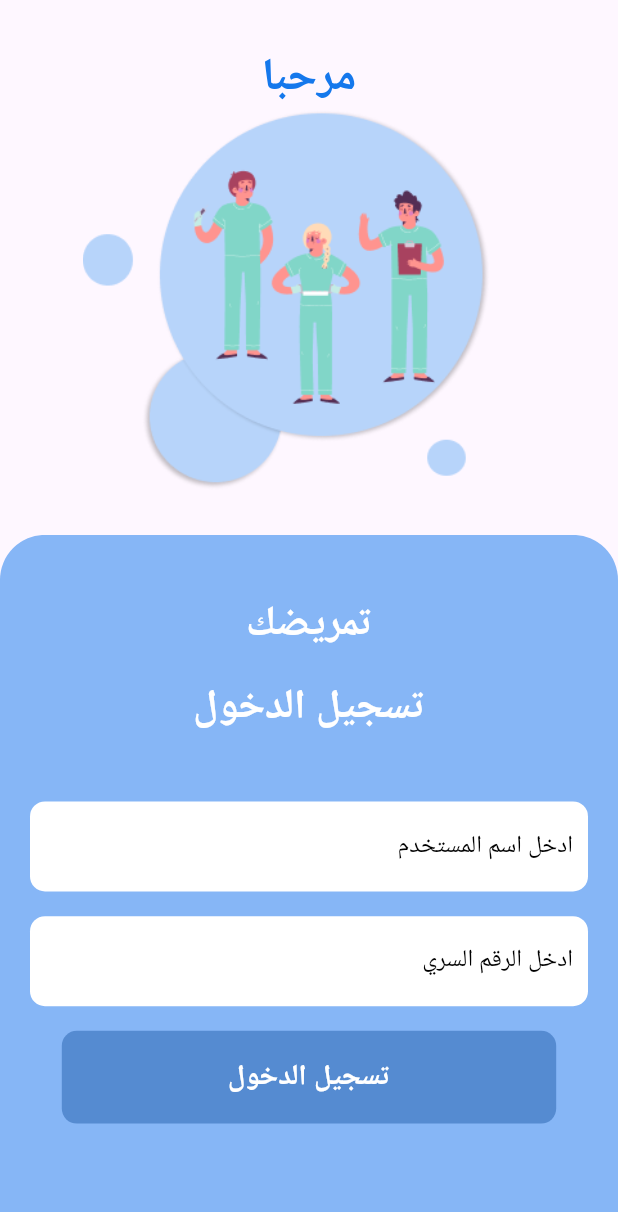
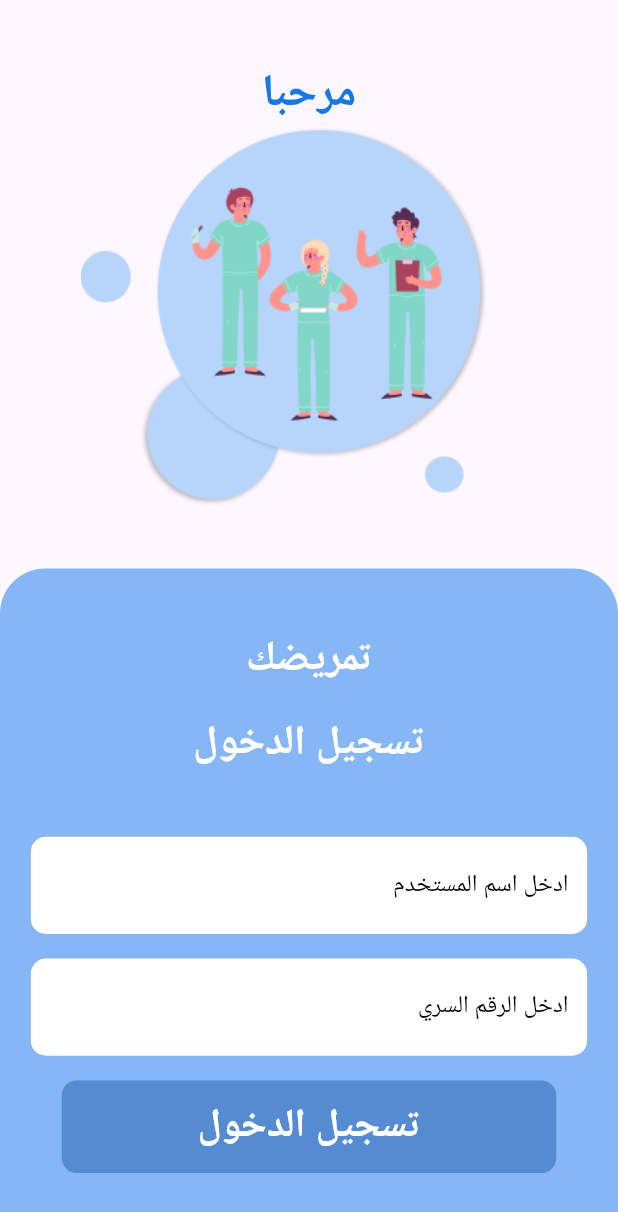
Before and after one commit to MohamedAatef12/Tamredak, a Flutter app: the screen it shows after launch, on a phone screen of 412 x 824 dp. Shown: the top 1212 px of the screen. Run offline on Flutter 3.47's test engine with Material 3 defaults, Android fonts, the light colour scheme and no system bars; our stand-ins replace awesome_dialog, cloud_firestore, firebase_core, get, persistent_bottom_nav_bar; missing offline and left inert: dart:ffi; accounts and stored records are empty.

Commit message:
Merge branch 'refs/heads/edit_profile'

```diff
--- a/lib/core/utils/widgets/custom_nurses_card.dart
+++ b/lib/core/utils/widgets/custom_nurses_card.dart
@@ -220,7 +220,7 @@ class CustomNursesCard extends StatelessWidget {
                 ),
                 Spacer(),
                 SizedBox(
-                    width: Get.mediaQuery.size.width * 0.25,
+                    width: Get.mediaQuery.size.width * 0.30,
                     height: Get.mediaQuery.size.height * 0.15,
                     child: image ?? const SizedBox()),
               ],
--- a/lib/features/login/presentation/views/widgets/login_body.dart
+++ b/lib/features/login/presentation/views/widgets/login_body.dart
@@ -4,41 +4,43 @@ import 'package:tamredak/core/utils/assets.dart';
 import 'package:tamredak/core/utils/scale_factors.dart';
 import 'package:tamredak/core/utils/styles.dart';
 import 'package:tamredak/features/login/presentation/views/widgets/login_container_widget.dart';
+
 class LoginBody extends StatelessWidget {
   const LoginBody({super.key});
 
   @override
   Widget build(BuildContext context) {
+    final screenHeight = MediaQuery.of(context).size.height;
+    final screenWidth = MediaQuery.of(context).size.width;
+    final logoScaleFactor = getScaleFactorLogo(context).clamp(.8, 12.5) * 0.4;
+
     return SafeArea(
       child: Column(
         crossAxisAlignment: CrossAxisAlignment.center,
         children: [
-          const SizedBox(
-            height: 30,
+          SizedBox(
+            height: screenHeight * 0.05, // Make height responsive
           ),
           Center(
             child: Text(
               'مرحبا',
               style: Styles.textStyleBold.copyWith(
                 color: AppColors.current.blueText,
-                fontSize: responsiveFonts(context, fontSize: 22),
+                fontSize: responsiveFonts(context, fontSize: 22), // Responsive font size
               ),
             ),
           ),
           Padding(
-            padding: const EdgeInsets.only(right: 30.0),
+            padding: EdgeInsets.only(right: screenWidth * 0.08), // Responsive padding
             child: Center(
               child: Image(
-                image: const AssetImage(
-                  Assets.login,
-                ),
-                width: MediaQuery.of(context).size.width *
-                    (getScaleFactorLogo(context).clamp(.8, 12.5) * 0.4),
+                image: const AssetImage(Assets.login),
+                width: screenWidth * logoScaleFactor, // Responsive logo size
               ),
             ),
           ),
-          const SizedBox(height: 30,),
-         const LoginContainer(),
+          SizedBox(height: screenHeight * 0.05), // Make spacing responsive
+          const LoginContainer(),
         ],
       ),
     );
--- a/lib/features/login/presentation/views/widgets/login_container_widget.dart
+++ b/lib/features/login/presentation/views/widgets/login_container_widget.dart
@@ -16,10 +16,9 @@ class LoginContainer extends StatelessWidget {
 
     return Expanded(
       child: SingleChildScrollView(
-        physics: null,
         child: Container(
           width: MediaQuery.of(context).size.width,
-          height: MediaQuery.of(context).size.height*0.6,
+          height: MediaQuery.of(context).size.height * 0.6,
           decoration: BoxDecoration(
             color: AppColors.current.blueBackground,
             borderRadius: const BorderRadius.only(
@@ -29,7 +28,10 @@ class LoginContainer extends StatelessWidget {
           ),
           child: Center(
             child: Padding(
-              padding: const EdgeInsets.symmetric(vertical: 40.0, horizontal: 20),
+              padding: EdgeInsets.symmetric(
+                vertical: MediaQuery.of(context).size.height * 0.05,
+                horizontal: MediaQuery.of(context).size.width * 0.05,
+              ),
               child: GetBuilder<LoginController>(
                 builder: (controller) {
                   return Column(
@@ -41,7 +43,9 @@ class LoginContainer extends StatelessWidget {
                           fontSize: responsiveFonts(context, fontSize: 20),
                         ),
                       ),
-                      SizedBox(height: MediaQuery.sizeOf(context).height * 0.02),
+                      SizedBox(
+                        height: MediaQuery.of(context).size.height * 0.02,
+                      ),
                       Text(
                         'تسجيل الدخول',
                         style: Styles.textStyleBold.copyWith(
@@ -49,22 +53,34 @@ class LoginContainer extends StatelessWidget {
                           fontSize: responsiveFonts(context, fontSize: 20),
                         ),
                       ),
-                      SizedBox(height: MediaQuery.sizeOf(context).height * 0.05),
+                      SizedBox(
+                        height: MediaQuery.of(context).size.height * 0.05,
+                      ),
                       // Username Text Field
                       CustomTextFormField(
                         label: 'ادخل اسم المستخدم',
-                        contentPadding: const EdgeInsets.symmetric(horizontal: 10, vertical: 10),
-                        controller: controller.usernameController, // bind controller
+                        contentPadding: EdgeInsets.symmetric(
+                          horizontal: MediaQuery.of(context).size.width * 0.03,
+                          vertical: MediaQuery.of(context).size.height * 0.015,
+                        ),
+                        controller: controller.usernameController,
                       ),
-                      SizedBox(height: MediaQuery.sizeOf(context).height * 0.02),
+                      SizedBox(
+                        height: MediaQuery.of(context).size.height * 0.02,
+                      ),
                       // Password Text Field
                       CustomTextFormField(
                         label: 'ادخل الرقم السري',
-                        contentPadding: const EdgeInsets.symmetric(horizontal: 10, vertical: 10),
-                        controller: controller.passwordController, // bind controller
-                        obscureText: true, // Optional: obscure password input
+                        contentPadding: EdgeInsets.symmetric(
+                          horizontal: MediaQuery.of(context).size.width * 0.03,
+                          vertical: MediaQuery.of(context).size.height * 0.015,
+                        ),
+                        controller: controller.passwordController,
+                        obscureText: true,
                       ),
-                      SizedBox(height: MediaQuery.sizeOf(context).height * 0.02),
+                      SizedBox(
+                        height: MediaQuery.of(context).size.height * 0.02,
+                      ),
                       Container(
                         height: (MediaQuery.of(context).size.width * 0.15).clamp(25, 100),
                         width: (MediaQuery.of(context).size.width * 0.8).clamp(100, 800),
@@ -75,12 +91,11 @@ class LoginContainer extends StatelessWidget {
                         child: CustomAppButton(
                           text: 'تسجيل الدخول',
                           onTap: () {
-                            // Call the method to check user access
                             controller.checkUserAccess();
                           },
                           height: (MediaQuery.of(context).size.width * 0.15).clamp(25, 100),
                           width: (MediaQuery.of(context).size.width * 0.8).clamp(100, 800),
-                          textFont: 14,
+                          textFont: responsiveFonts(context, fontSize: 14),
                         ),
                       ),
                     ],
```
